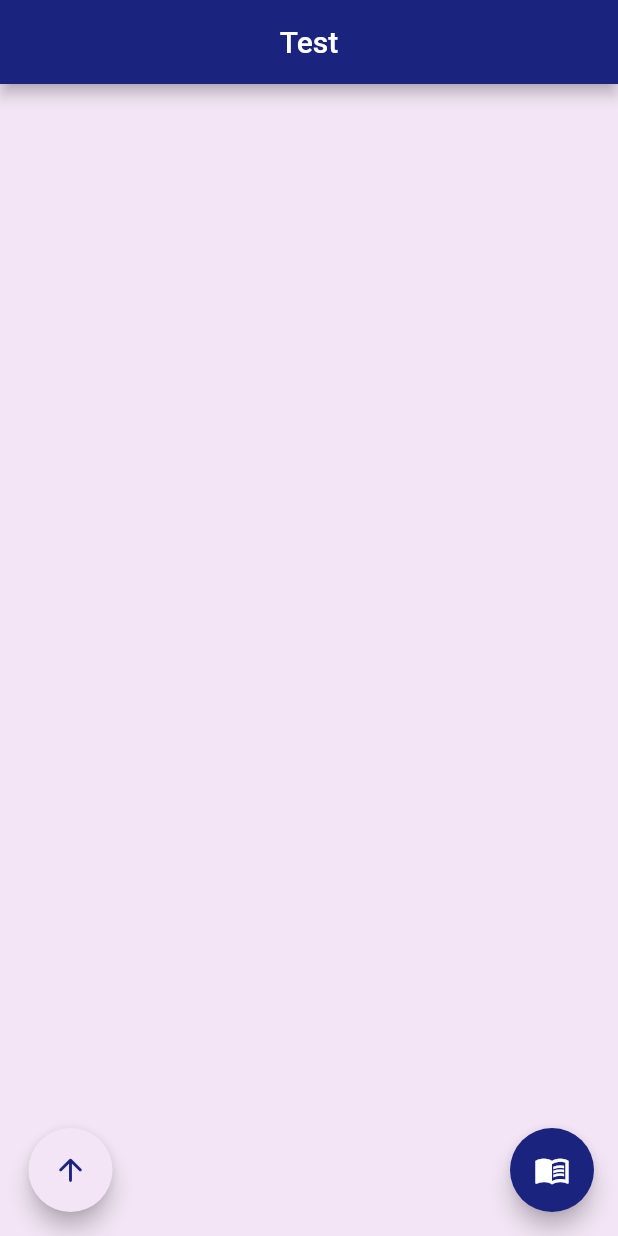
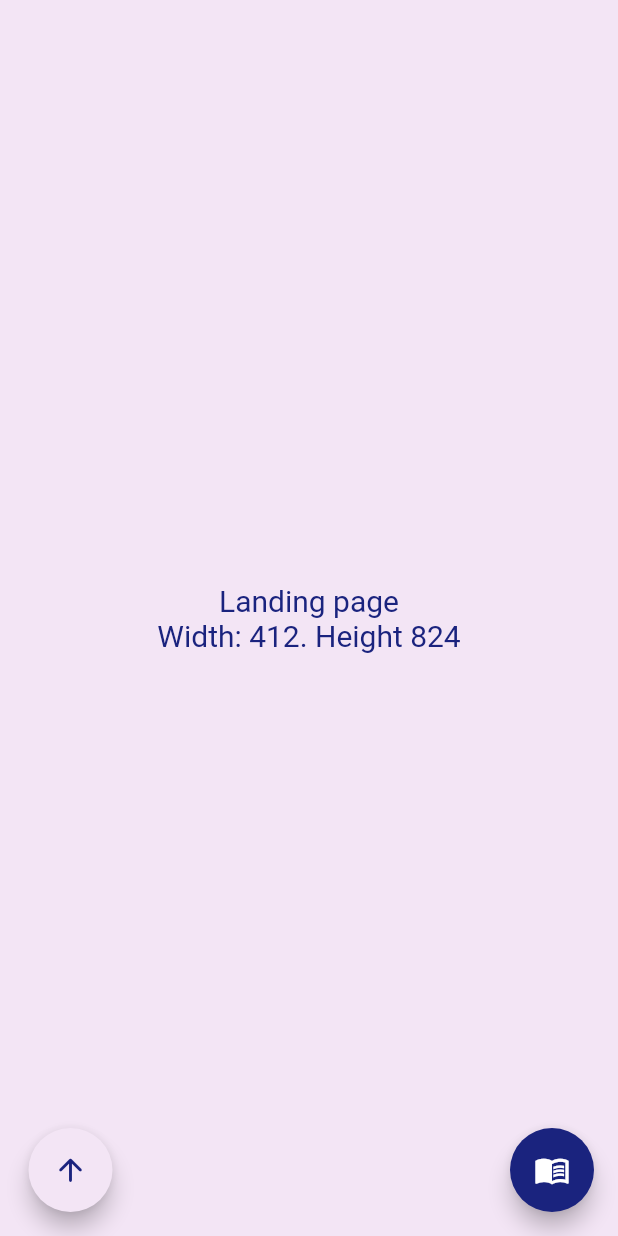
Before and after one commit to Luis-Manfredi/flutter-scroll-to-widget-test, a Flutter app: the screen it shows after launch, on a phone screen of 412 x 824 dp. Run offline on Flutter 3.47's test engine with Material 2 defaults, Android fonts, the light colour scheme and no system bars.

Commit message:
commit two

```diff
--- /dev/null
+++ b/lib/landing.dart
@@ -0,0 +1,54 @@
+import 'package:flutter/material.dart';
+
+class Landing extends StatelessWidget {
+  const Landing({Key? key, required this.width, required this.height}) : super(key: key);
+
+  final int width;
+  final int height;
+
+  @override
+  Widget build(BuildContext context) {
+    return Center(
+      child: LayoutBuilder(
+        builder: (context, constraints) {
+          if (constraints.maxWidth < 600){
+            //Mobile
+            return Column(
+              mainAxisAlignment: MainAxisAlignment.center,
+              children: [
+                Text('Landing page', style: TextStyle(color: Colors.indigo[900], fontSize: 20)),
+                Text('Width: $width. Height $height',
+                  style: TextStyle(color: Colors.indigo[900], fontSize: 20)
+                ),
+              ],
+            );
+          }
+          else if (constraints.maxWidth > 600 && constraints.maxWidth < 830){
+            //Tablets
+            return Column(
+              mainAxisAlignment: MainAxisAlignment.center,
+              children: [
+                Text('Landing page', style: TextStyle(color: Colors.indigo[900], fontSize: 30)),
+                Text('Width: $width. Height $height',
+                  style: TextStyle(color: Colors.indigo[900], fontSize: 20)
+                ),
+              ],
+            );
+          }
+          else {
+            // Desktop
+            return Row(
+              mainAxisAlignment: MainAxisAlignment.center,
+              children: [
+                Text('Landing page. Width: $width. Height $height',
+                  style: TextStyle(color: Colors.indigo[900], fontSize: 30)
+                ),
+              ],
+            );
+          }
+        },
+
+      ),
+    );
+  }
+}
--- a/lib/main.dart
+++ b/lib/main.dart
@@ -1,4 +1,6 @@
 import 'package:flutter/material.dart';
+import 'package:test_sharedpreferences/landing.dart';
+import 'package:test_sharedpreferences/menu.dart';
 
 Color? purple = Colors.purple[900];
 
@@ -55,15 +57,14 @@ class _HomeState extends State<Home> {
   Widget build(BuildContext context) {
 
     Size size = MediaQuery.of(context).size;
+    double screenWidth = size.width;
+    double screenHeight = size.height;
+
+    int height = screenHeight.toInt();
+    int width = screenWidth.toInt();
 
     return Scaffold(
       backgroundColor: Colors.purple[50],
-
-      appBar: AppBar(
-        centerTitle: true,
-        title: const Text('Test', style: TextStyle(color: Colors.white)),
-        backgroundColor: Colors.indigo[900],
-      ),
 
       body: SingleChildScrollView(
         child: Column(
@@ -73,12 +74,37 @@ class _HomeState extends State<Home> {
               height: size.height,
               width: size.width,
               color: Colors.purple[50],
+              child: Landing(width: width, height: height)
             ),
-            Container(
-              key: itemKey,
-              height: size.height,
-              width: size.width,
-              color: Colors.indigo[900],
+            LayoutBuilder(
+              builder: (context, constraints) {
+                if (constraints.maxWidth < 1000) {
+                  return Container(
+                    key: itemKey,
+                    height: size.height,
+                    width: size.width,
+                    color: Colors.indigo[900],
+                    child: const MaterialApp(
+                      debugShowCheckedModeBanner: false,
+                      home: Menu(),
+                    ),
+                  );
+                }
+                else {
+                  return Container(
+                    key: itemKey,
+                    height: size.height,
+                    width: size.width,
+                    padding: const EdgeInsets.symmetric(horizontal: 200),
+                    color: Colors.indigo[900],
+                    child: const MaterialApp(
+                      debugShowCheckedModeBanner: false,
+                      home: Menu(),
+                    ),
+                  );
+                }
+              },
+
             ),
             Container(
               height: size.height,
```
Also changed, not shown: lib/card_item.dart (added, +62 -0 lines), lib/content_one.dart (added, +50 -0 lines), lib/data.dart (+38 -6 lines), lib/menu.dart (added, +51 -0 lines).
